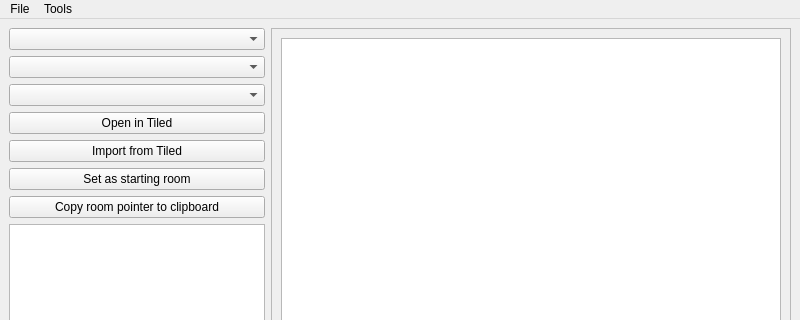
Before: the Qt Designer form dsvedit/main.ui in LagoLunatic/DSVEdit, drawn with Qt 5; both pictures show x 0 to 800 and y 0 to 320 of the 800 by 600 pixel window.
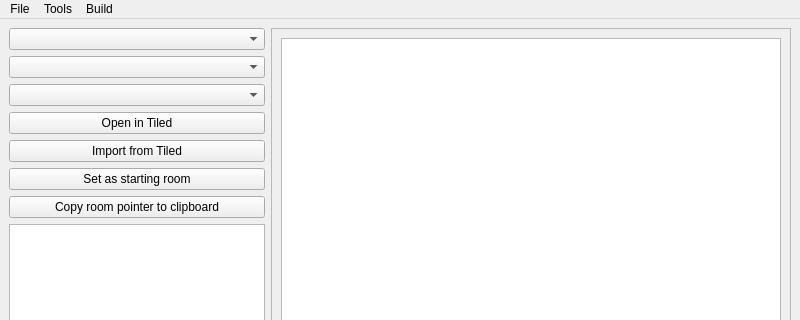
After: the same form once the commit is applied. Icons and pictures are not drawn.

Commit message: Reorganize menu bars

Diff of the .ui file:
```diff
--- a/dsvedit/main.ui
+++ b/dsvedit/main.ui
@@ -154,11 +154,18 @@
     <addaction name="actionSprite_Editor"/>
     <addaction name="actionSettings"/>
     <addaction name="actionItem_Editor"/>
+    <addaction name="actionSettings"/>
+   </widget>
+   <widget class="QMenu" name="menuBuild">
+    <property name="title">
+     <string>Build</string>
+    </property>
     <addaction name="actionBuild"/>
     <addaction name="actionBuild_and_Run"/>
    </widget>
    <addaction name="menuFile"/>
    <addaction name="menuTools"/>
+   <addaction name="menuBuild"/>
   </widget>
   <widget class="QStatusBar" name="statusbar"/>
   <action name="actionOpen">
```
Left out of the diff: 1 changed line with no effect on the pictures.
